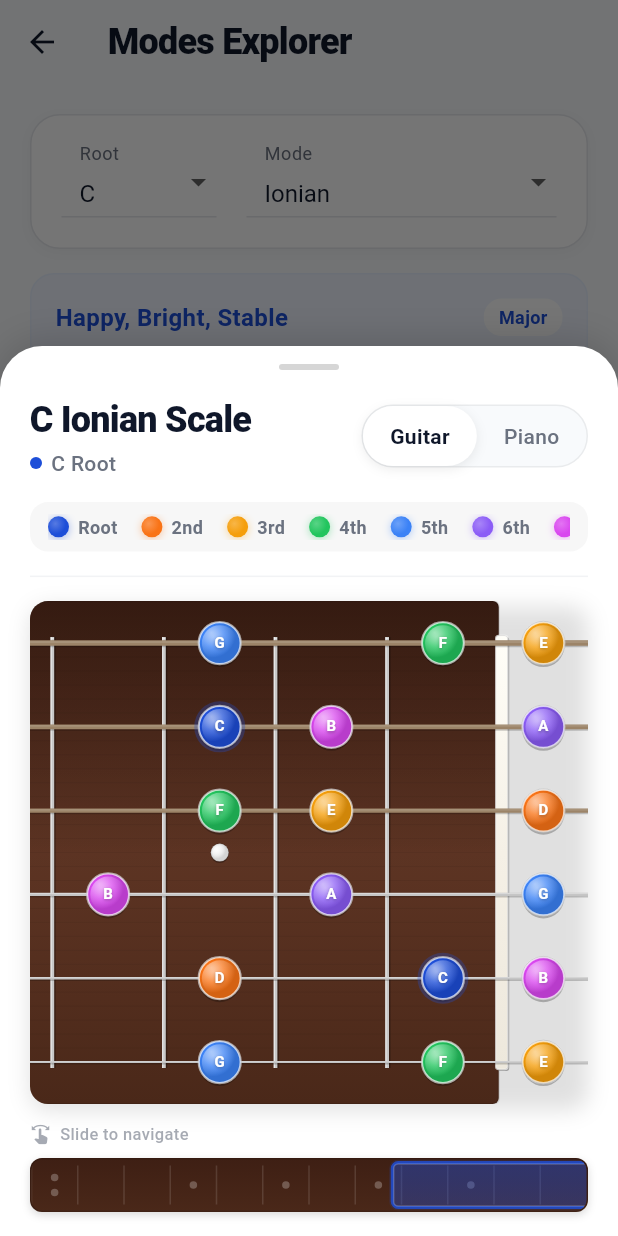
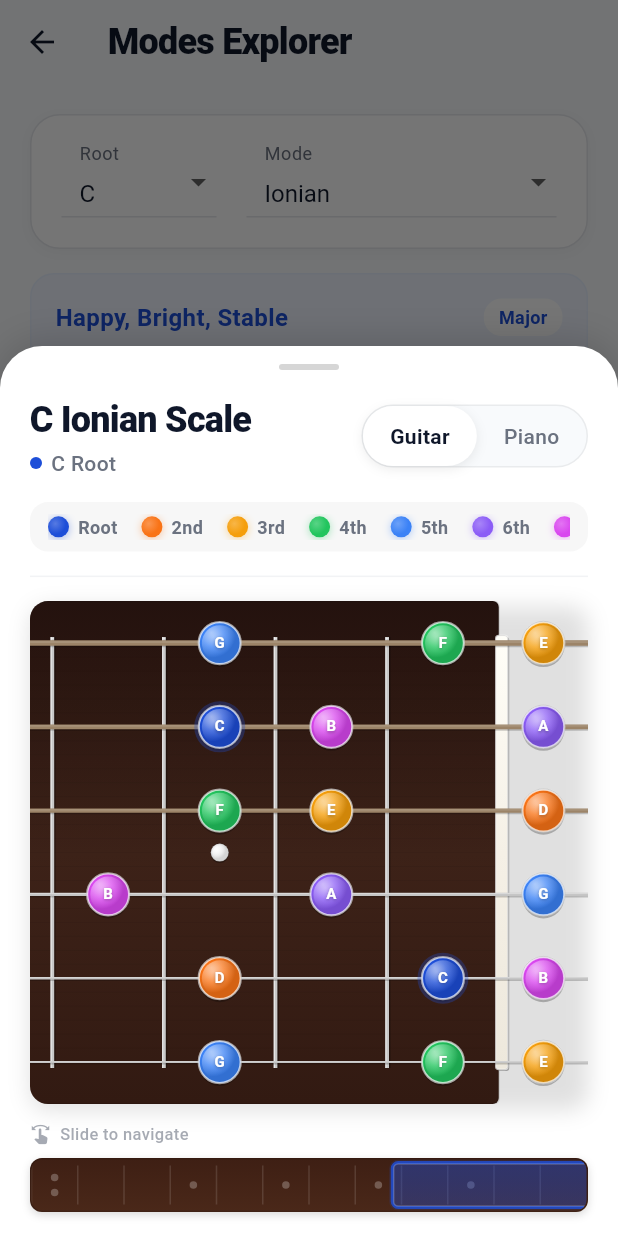
Before and after one commit to nunpdsantos/music_atlas, a Flutter app: the ModesScreen screen opened directly, after a tap on an icon or button, on a phone screen of 412 x 824 dp. Run offline on Flutter 3.47's test engine with Material 3 defaults, Android fonts, the phone set to English and light mode, and no system bars; our stand-ins replace flutter_riverpod, google_fonts.

Commit message:
Fix piano note positions and darken fretboard color
- Piano: Remove startPc offset from pitch class calculations so sharp
  notes (F#, G#, etc.) correctly appear on black keys instead of white
- Fretboard: Use darker rosewood colors for better visual contrast

```diff
--- a/lib/ui/components/guitar_fretboard.dart
+++ b/lib/ui/components/guitar_fretboard.dart
@@ -136,12 +136,12 @@ class GuitarFretboardPainter extends CustomPainter {
   void _drawFretboardBackground(Canvas canvas, Size size, double boardStart, double boardEnd, double h, double paddingY) {
     final Rect boardRect = Rect.fromLTRB(boardStart, 0, boardEnd, h);
 
-    // Rich rosewood gradient
+    // Rich dark rosewood gradient - deeper, richer wood tones
     final Paint woodBasePaint = Paint()
       ..shader = LinearGradient(
         colors: isDark
-          ? [const Color(0xFF2D1810), const Color(0xFF4A2C20), const Color(0xFF3D2218)]
-          : [const Color(0xFF3E1F14), const Color(0xFF5D3423), const Color(0xFF4A2819)],
+          ? [const Color(0xFF1A0D08), const Color(0xFF2D1810), const Color(0xFF241410)]
+          : [const Color(0xFF2A1510), const Color(0xFF3D2218), const Color(0xFF321A12)],
         stops: const [0.0, 0.5, 1.0],
         begin: Alignment.topCenter,
         end: Alignment.bottomCenter,
```
Also changed, not shown: lib/ui/components/piano_keyboard.dart (+4 -6 lines).
